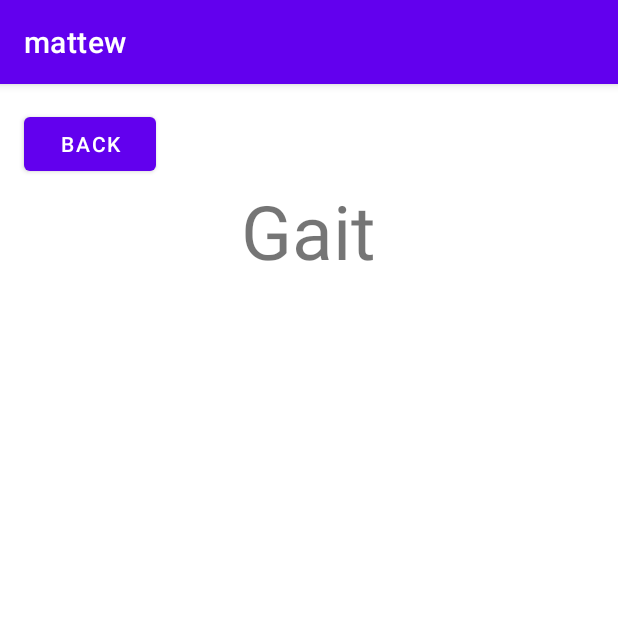
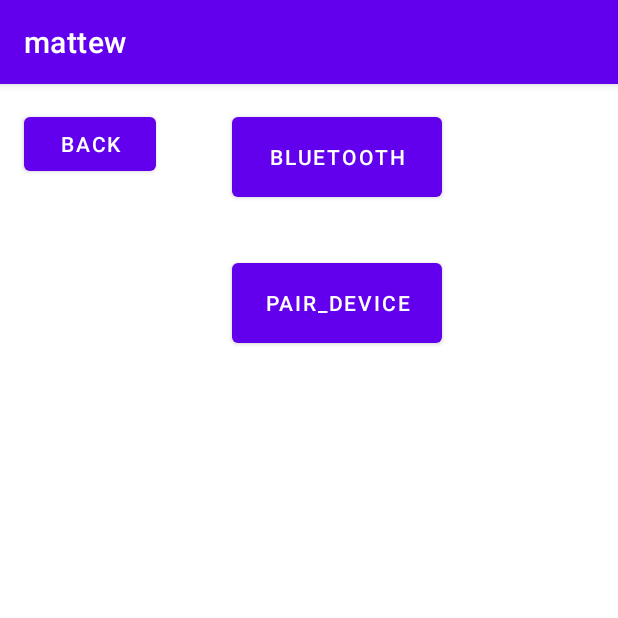
Before and after one commit to HCM126/mattew1, an Android app: the Gait screen opened directly, with no data from a screen before it, on a phone screen of 412 x 824 dp, the top half of it. Run offline under Robolectric (Android 15) with nearby library versions, the light colour scheme and no system bars.

Commit message:
bluetooth

```diff
--- a/app/src/main/java/com/example/mattew/Gait.java
+++ b/app/src/main/java/com/example/mattew/Gait.java
@@ -1,29 +1,139 @@
 package com.example.mattew;
 
+import androidx.activity.result.ActivityResult;
+import androidx.activity.result.ActivityResultCallback;
+import androidx.activity.result.ActivityResultLauncher;
+import androidx.activity.result.contract.ActivityResultContracts;
 import androidx.appcompat.app.AppCompatActivity;
+import androidx.core.app.ActivityCompat;
+import androidx.core.content.ContextCompat;
 
-import android.annotation.SuppressLint;
+import android.Manifest;
+import android.app.AlertDialog;
+import android.bluetooth.BluetoothAdapter;
+import android.bluetooth.BluetoothDevice;
+import android.content.DialogInterface;
 import android.content.Intent;
+import android.content.pm.PackageManager;
 import android.os.Bundle;
 import android.view.View;
+import android.widget.ArrayAdapter;
 import android.widget.Button;
-import android.widget.ImageButton;
+import android.widget.ListView;
+import android.widget.Toast;
+
+import java.util.Set;
 
 public class Gait extends AppCompatActivity {
-    private Button button;
-
+    private int BLUETOOTH_PERMISSION_CODE = 1;
 
     @Override
     protected void onCreate(Bundle savedInstanceState) {
         super.onCreate(savedInstanceState);
         setContentView(R.layout.activity_gait);
 
-        button = (Button) findViewById(R.id.back);
-        button.setOnClickListener(new View.OnClickListener() {
+        BluetoothAdapter bluetoothAdapter = BluetoothAdapter.getDefaultAdapter();
+
+        Button btnblue = (Button) findViewById(R.id.bluetooth);
+        Button back = (Button) findViewById(R.id.back);
+        Button pair = (Button) findViewById(R.id.pair);
+        ListView list = (ListView) findViewById(R.id.list);
+
+        back.setOnClickListener(new View.OnClickListener() {
             @Override
             public void onClick(View view) {
-                startActivity(new Intent(Gait.this,MainActivity.class));
+                startActivity(new Intent(Gait.this, MainActivity.class));
+            }
+        });
+
+        ActivityResultLauncher<Intent> startForResult =
+                registerForActivityResult(
+                        new ActivityResultContracts.StartActivityForResult(),
+                        new ActivityResultCallback<ActivityResult>() {
+                            @Override
+                            public void onActivityResult(ActivityResult activityResult) {
+                                int result = activityResult.getResultCode();
+                                Intent intent = activityResult.getData();
+                                if (result == RESULT_OK) {
+                                    Toast.makeText(Gait.this, "Bluetooth turned on", Toast.LENGTH_LONG).show();
+                                }
+                            }
+                        });
+
+        btnblue.setOnClickListener(new View.OnClickListener() {
+            @Override
+            public void onClick(View view) {
+                if (ContextCompat.checkSelfPermission(Gait.this,
+                        Manifest.permission.BLUETOOTH_CONNECT) == PackageManager.PERMISSION_GRANTED) {
+                } else {
+                    requestBluetoothConnection();
+                }
+
+                if (bluetoothAdapter == null) {
+                    // Device doesn't support Bluetooth
+                    Toast.makeText(Gait.this, "error: bluetooth not supported", Toast.LENGTH_LONG).show();
+                } else if (!bluetoothAdapter.isEnabled()) {
+                    Intent intent = new Intent(BluetoothAdapter.ACTION_REQUEST_ENABLE);
+                    startForResult.launch(intent);
+                } else {
+                    bluetoothAdapter.disable();
+                }
+            }
+        });
+
+        pair.setOnClickListener(new View.OnClickListener() {
+            @Override
+            public void onClick(View view) {
+//                if (ActivityCompat.checkSelfPermission(Gait.this, Manifest.permission.BLUETOOTH_CONNECT) != PackageManager.PERMISSION_GRANTED) {
+//                   return;
+//                }
+//                Set<BluetoothDevice> pairedDevices = bluetoothAdapter.getBondedDevices();
+//                String[] strings = new String[pairedDevices.size()];
+//                int index = 0;
+//
+//                if(pairedDevices.size()>0){
+//                    for(BluetoothDevice device:pairedDevices){
+//                        strings[index]= device.getName();
+//                        index++;
+//                    }
+//                    ArrayAdapter<String> arrayAdapter = new ArrayAdapter<String>(getApplicationContext(), android.R.layout.simple_list_item_1,strings);
+//                    list.setAdapter(arrayAdapter);
+//                }
             }
         });
     }
+
+    private void requestBluetoothConnection() {
+        if(ActivityCompat.shouldShowRequestPermissionRationale(Gait.this,Manifest.permission.BLUETOOTH_CONNECT)){
+            new AlertDialog.Builder(Gait.this)
+                    .setTitle("Permission needed")
+                    .setMessage("Permission is needed to connect the device")
+                    .setPositiveButton("Ok", new DialogInterface.OnClickListener() {
+                        @Override
+                        public void onClick(DialogInterface dialogInterface, int i) {
+                            ActivityCompat.requestPermissions(Gait.this,new String[] {Manifest.permission.BLUETOOTH_CONNECT},BLUETOOTH_PERMISSION_CODE);
+                        }
+                    })
+                    .setNegativeButton("cancel", new DialogInterface.OnClickListener() {
+                        @Override
+                        public void onClick(DialogInterface dialogInterface, int i) {
+                            dialogInterface.dismiss();
+                        }
+                    })
+                    .create().show();
+        }else{
+            ActivityCompat.requestPermissions(Gait.this,new String[] {Manifest.permission.BLUETOOTH_CONNECT},BLUETOOTH_PERMISSION_CODE);
+        }
+    }
+//    @Override
+//    public void onRequestPermissionsResult(int requestCode, String[] permissions, int[] grantResults) {
+//        super.onRequestPermissionsResult(requestCode, permissions, grantResults);
+//        if (requestCode == BLUETOOTH_PERMISSION_CODE) {
+//            if (grantResults.length > 0 && grantResults[0] == PackageManager.PERMISSION_GRANTED) {
+//                Toast.makeText(Gait.this, "Permission Granted!", Toast.LENGTH_SHORT).show();
+//            } else {
+//                Toast.makeText(Gait.this, "Permission! Denied", Toast.LENGTH_SHORT).show();
+//            }
+//        }
+//    }
 }
--- a/app/src/main/java/com/example/mattew/MainActivity.java
+++ b/app/src/main/java/com/example/mattew/MainActivity.java
@@ -1,13 +1,9 @@
 package com.example.mattew;
 
 import androidx.appcompat.app.AppCompatActivity;
-
-import android.annotation.SuppressLint;
 import android.content.Intent;
-import android.media.Image;
 import android.os.Bundle;
 import android.view.View;
-import android.widget.Button;
 import android.widget.ImageButton;
 
 public class MainActivity extends AppCompatActivity {
@@ -22,7 +18,7 @@
             button.setOnClickListener(new View.OnClickListener() {
                 @Override
                 public void onClick(View view) {
-                startActivity(new Intent(MainActivity.this,Gait.class));
+                    startActivity(new Intent(MainActivity.this, Gait.class));
                 }
             });
             button = findViewById(R.id.imageButton2);
--- a/app/src/main/res/layout/activity_gait.xml
+++ b/app/src/main/res/layout/activity_gait.xml
@@ -6,26 +6,48 @@
     android:layout_height="match_parent"
     tools:context=".Gait">
 
+
     <Button
         android:id="@+id/back"
         android:layout_width="wrap_content"
         android:layout_height="wrap_content"
+        android:layout_marginStart="16dp"
         android:layout_marginTop="16dp"
         android:text="@string/gait_back"
-        app:layout_constraintEnd_toEndOf="parent"
-        app:layout_constraintHorizontal_bias="0.049"
         app:layout_constraintStart_toStartOf="parent"
         app:layout_constraintTop_toTopOf="parent" />
 
-    <TextView
-        android:id="@+id/textView8"
-        android:layout_width="wrap_content"
-        android:layout_height="wrap_content"
-        android:layout_marginTop="64dp"
-        android:text="@string/gait_gait"
-        android:textSize="50sp"
+    <Button
+        android:id="@+id/bluetooth"
+        android:layout_width="140dp"
+        android:layout_height="65dp"
+        android:layout_marginTop="16dp"
+        android:text="@string/gait_bluetooth"
         app:layout_constraintEnd_toEndOf="parent"
-        app:layout_constraintHorizontal_bias="0.498"
+        app:layout_constraintHorizontal_bias="0.568"
         app:layout_constraintStart_toStartOf="parent"
         app:layout_constraintTop_toTopOf="parent" />
+
+    <Button
+        android:id="@+id/pair"
+        android:layout_width="140dp"
+        android:layout_height="65dp"
+        android:layout_marginTop="32dp"
+        android:text="@string/Gait_show"
+        app:layout_constraintEnd_toEndOf="parent"
+        app:layout_constraintHorizontal_bias="0.568"
+        app:layout_constraintStart_toStartOf="parent"
+        app:layout_constraintTop_toBottomOf="@+id/bluetooth" />
+
+    <ListView
+        android:id="@+id/list"
+        android:layout_width="406dp"
+        android:layout_height="520dp"
+        android:layout_marginEnd="4dp"
+        app:layout_constraintBottom_toBottomOf="parent"
+        app:layout_constraintEnd_toEndOf="parent"
+        app:layout_constraintTop_toBottomOf="@+id/pair"
+        app:layout_constraintVertical_bias="0.92" />
+
+
 </androidx.constraintlayout.widget.ConstraintLayout>
--- a/app/src/main/res/values/strings.xml
+++ b/app/src/main/res/values/strings.xml
@@ -32,4 +32,7 @@
     <string name="use_ready">Ready to test? Press the start button to get started!</string>
     <string name="use_btnstart">Start</string>
     <string name="gait_gait">Gait</string>
+    <string name="gait_start">start</string>
+    <string name="gait_bluetooth">bluetooth</string>
+    <string name="Gait_show">Pair_device</string>
 </resources>
```
Also changed, not shown: app/src/main/AndroidManifest.xml (+14 -5 lines). Lines whose indentation alone changed are shown as unchanged.
